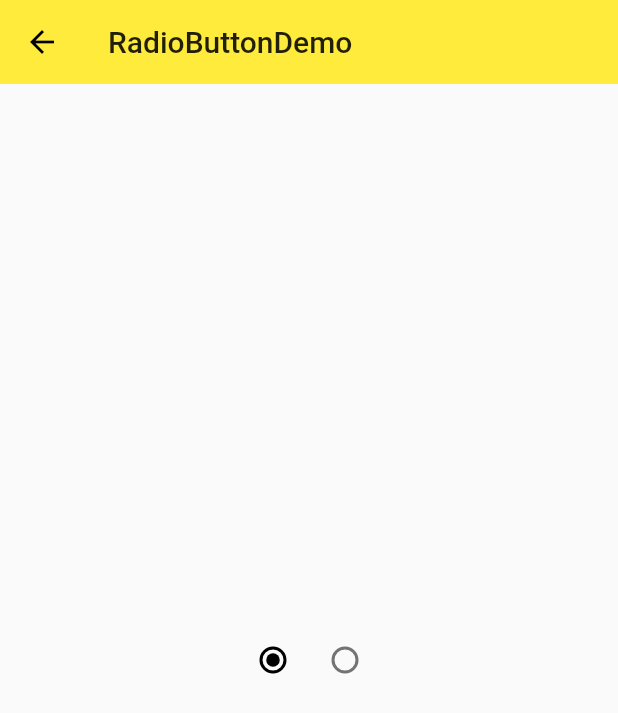
After one commit to maoai-xianyu/flutter_little, a Flutter app: the screen it shows after launch, after a tap on "RadioDemo", on a phone screen of 412 x 824 dp. The commit adds this screen. Shown: the top 713 px of the screen. Run offline on Flutter 3.47's test engine with Material 2 defaults, Android fonts, the phone set to English and light mode, and no system bars.

Commit message:
// 单选按钮

```diff
--- a/lib/demo/check_box_demo.dart
+++ b/lib/demo/check_box_demo.dart
@@ -19,6 +19,7 @@ class _CheckBoxDemoState extends State<CheckBoxDemo> {
         child: Column(
           mainAxisAlignment: MainAxisAlignment.center,
           children: <Widget>[
+            // 带标签与图片的复选框
             CheckboxListTile(
               value: _checkboxItemA,
               onChanged: (value) {
--- a/lib/demo/material_components.dart
+++ b/lib/demo/material_components.dart
@@ -4,6 +4,7 @@ import './floating_action_button.dart';
 import './popup_menu_button_demo.dart';
 import './form_demo.dart';
 import './check_box_demo.dart';
+import './radio_demo.dart';
 
 class MaterialComponents extends StatelessWidget {
   @override
@@ -15,6 +16,10 @@ class MaterialComponents extends StatelessWidget {
       ),
       body: ListView(
         children: <Widget>[
+           ListItem(
+            title: 'RadioDemo',
+            page: RadioDemo(),
+          ),
            ListItem(
             title: 'CheckBoxDemo',
             page: CheckBoxDemo(),
--- /dev/null
+++ b/lib/demo/radio_demo.dart
@@ -0,0 +1,51 @@
+import 'package:flutter/material.dart';
+
+class RadioDemo extends StatefulWidget {
+  @override
+  _RadioDemoState createState() => _RadioDemoState();
+}
+
+class _RadioDemoState extends State<RadioDemo> {
+  int groupValueA = 0;
+
+  void _handleRadioValueChanged(int value) {
+    setState(() {
+      groupValueA = value;
+    });
+  }
+
+  @override
+  Widget build(BuildContext context) {
+    return Scaffold(
+      appBar: AppBar(
+        title: Text('RadioButtonDemo'),
+        elevation: 0.0,
+      ),
+      body: Container(
+        padding: EdgeInsets.all(16.0),
+        child: Column(
+          mainAxisAlignment: MainAxisAlignment.center,
+          children: <Widget>[
+            Row(
+              mainAxisAlignment: MainAxisAlignment.center,
+              children: <Widget>[
+                Radio(
+                  value: 0,
+                  groupValue: groupValueA,
+                  onChanged: _handleRadioValueChanged,
+                  activeColor: Colors.black,
+                ),
+                Radio(
+                  value: 1,
+                  groupValue: groupValueA,
+                  onChanged: _handleRadioValueChanged,
+                  activeColor: Colors.black,
+                ),
+              ],
+            ),
+          ],
+        ),
+      ),
+    );
+  }
+}
```
